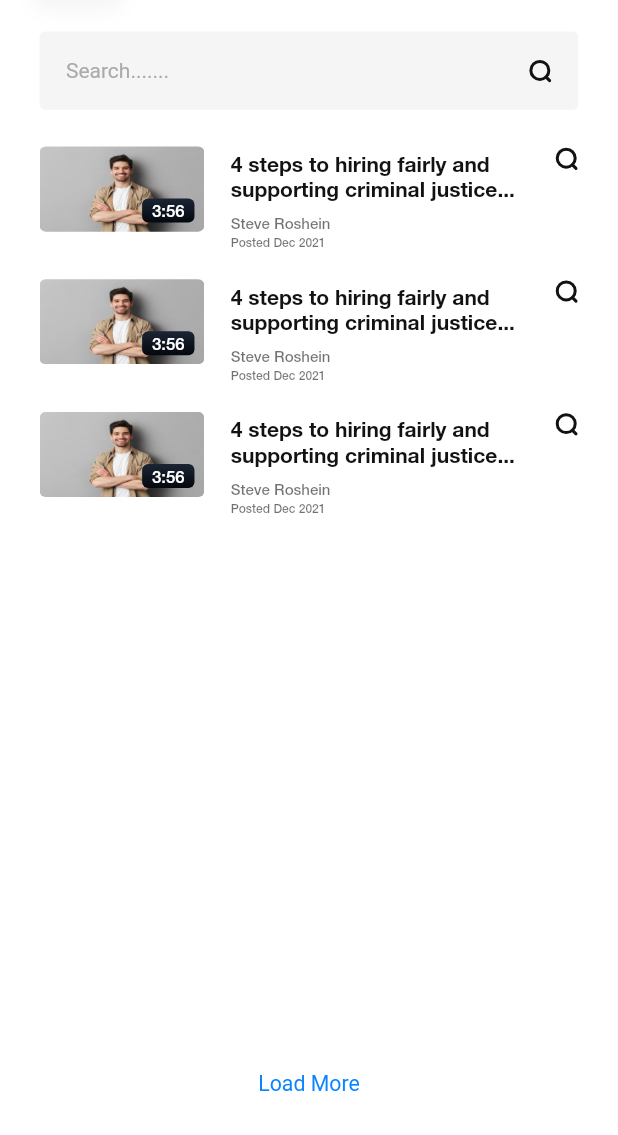
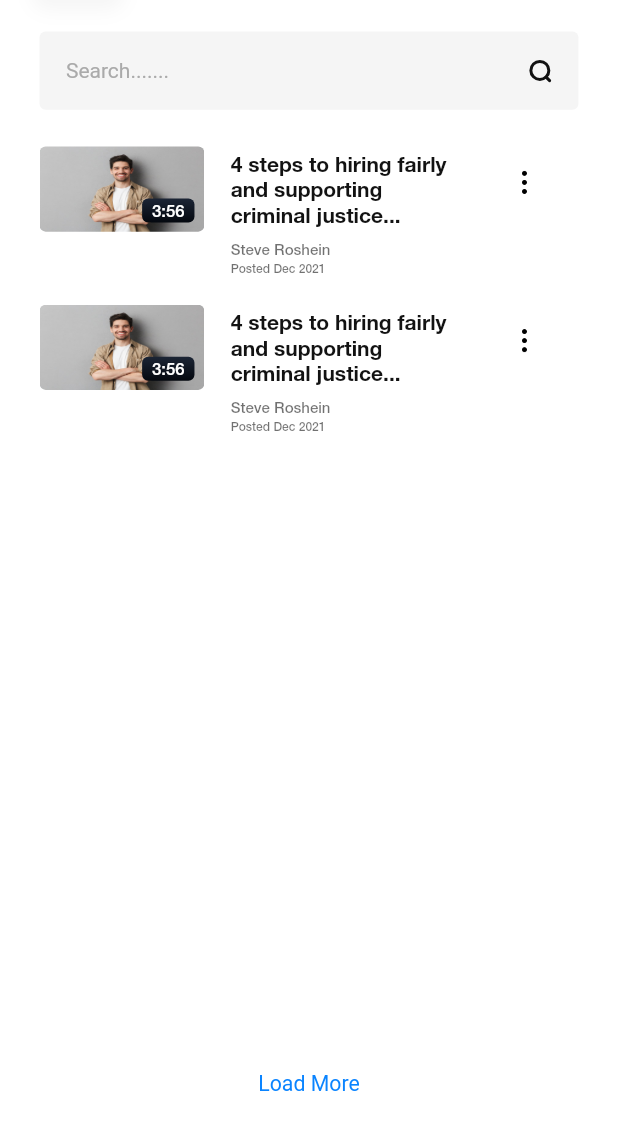
Before and after one commit to wolfsoftinternal/blac-chic-tech-mobile, a Flutter app: the screen it shows after launch, after a tap on "MyPlayList Screen", on a phone screen of 412 x 824 dp, the part 101-1236 px from its top. Run offline on Flutter 3.47's test engine with Material 2 defaults, Android fonts, the phone set to English and light mode, and no system bars; our stand-ins replace cached_network_image, carousel_slider, chewie, circular_profile_avatar, connectivity, dotted_border and 13 more; missing offline and left inert: geocode, material_tag_editor, wechat_assets_picker, wechat_camera_picker; network calls fail.

Commit message:
new Update Screen Design by Vaibhav

```diff
--- a/lib/Styles/my_icons.dart
+++ b/lib/Styles/my_icons.dart
@@ -1,6 +1,7 @@
 
 const img_girl = 'assets/images/img_girl.png';
 const img_close = 'assets/images/close.png';
+const img_more = 'assets/images/more.png';
 const setting_girl_img = 'assets/images/setting_girl_img.png';
 const feature_img_1 = 'assets/images/feature_img_1.png';
 const bct_logo = 'assets/images/bct_logo.png';
--- a/lib/UIScreen/MyPlayList.dart
+++ b/lib/UIScreen/MyPlayList.dart
@@ -19,8 +19,6 @@ class MyPlayList extends StatefulWidget {
 
 class _MyPlayListState extends State<MyPlayList> {
   List<SpeakersVideoModel> speakerVideoList = [
-    SpeakersVideoModel(photo_user, '3:56', "4 steps to hiring fairly and supporting criminal justice...",
-        "Steve Roshein","Posted Dec 2021"),
     SpeakersVideoModel(photo_user, '3:56', "4 steps to hiring fairly and supporting criminal justice...",
         "Steve Roshein","Posted Dec 2021"),
     SpeakersVideoModel(photo_user, '3:56', "4 steps to hiring fairly and supporting criminal justice...",
@@ -122,8 +120,29 @@ class _MyPlayListState extends State<MyPlayList> {
                                             ),
                                           ),
                                         ),
-                                        SvgPicture.asset(search,color: black_121212,),
 
+
+
+                                  PopupMenuButton(
+                                        itemBuilder: (context) => [
+                                          const PopupMenuItem(
+                                            child: Text("Remove"),
+                                            textStyle: TextStyle(
+                                              color: black_121212,
+                                              fontFamily: roboto_regular,
+                                               fontSize: 14
+                                            ),
+                                            value: 1,
+                                          ),
+                                        ],
+                                      shape: RoundedRectangleBorder(
+                                        borderRadius: BorderRadius.circular(12),
+                                      ),
+                                      padding: const EdgeInsets.symmetric(
+                                        horizontal: 24,
+                                        vertical: 10
+                                      ),
+                                      icon: Image.asset(img_more,width: 16.w,height: 16.w,)),
                                       ],
                                     )),
                               );
```
Also changed, not shown: assets/images/more.png (added).
